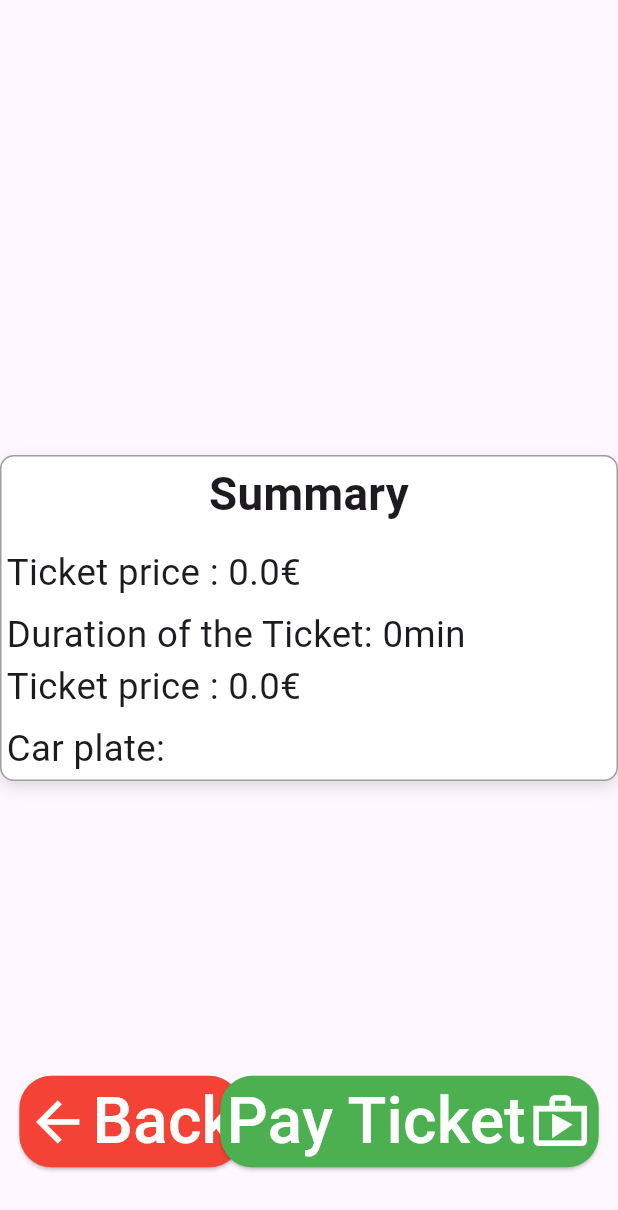
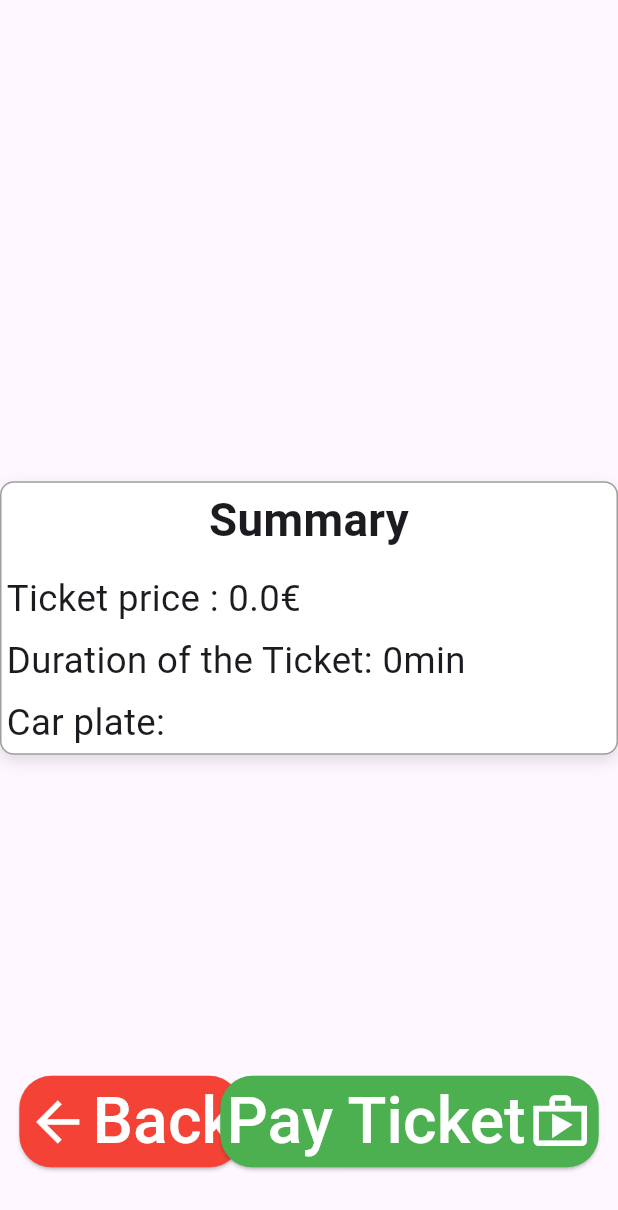
Before and after one commit to erichaarlemmer/project_ui, a Flutter app: the ConfirmationPage widget shown alone on an empty page, opened directly with empty values, on a phone screen of 412 x 824 dp. Shown: the top 1210 px of the screen. Run offline on Flutter 3.47's test engine with Material 3 defaults, Android fonts, the phone set to English and light mode, and no system bars; our stand-ins replace qr_flutter; accounts and stored records are empty; network calls fail.

Commit message:
for creation of a ticket should work even with a non existing car and return the ticket id, The ticket should not be updated but rarther a new one created

```diff
--- a/lib/totem/pages/confirmation_page.dart
+++ b/lib/totem/pages/confirmation_page.dart
@@ -124,13 +124,6 @@ class ConfirmationPage extends StatelessWidget {
                     style: TextStyle(fontSize: (32 / 1080) * screenHeight),
                   ),
                 ),
-                Align(
-                  alignment: Alignment.centerLeft,
-                  child: Text(
-                    'Ticket price : ${price / 100}€',
-                    style: TextStyle(fontSize: (32 / 1080) * screenHeight),
-                  ),
-                ),
                 SizedBox(height: (8 / 1080) * screenHeight),
                 Align(
                   alignment: Alignment.centerLeft,
--- a/lib/totem/pages/skeleton.dart
+++ b/lib/totem/pages/skeleton.dart
@@ -144,9 +144,11 @@ class _SkeletonPageState extends State<SkeletonPage> {
       "totem_id": totemId,
       "price": _curentTicketPrice,
       "duration": _curentTicketDuration,
+      "token": token,
       "plate": _plate,
     });
     channel.sink.add(payload);
+    setPage("visualise_ticket");
   }
 
   void setPage(String pageNb) {
@@ -212,6 +214,8 @@ class _SkeletonPageState extends State<SkeletonPage> {
         );
       case "login":
         return LoginPage(onNavButtonPressed: setPage);
+      case "visualise_ticket":
+        return Placeholder();
       default:
         return const Placeholder();
     }
--- a/lib/totem/utils/config_totem.dart
+++ b/lib/totem/utils/config_totem.dart
@@ -3,5 +3,6 @@ const String ipAddr = "localhost";
 const String port = "8000";
 
 const String totemId = "totem_321";
+const String token = "abc";
 const String httpServerAddress = "http://$ipAddr:$port";
 const String wsServerAddress = "ws://$ipAddr:$port/ws/login/";
```
